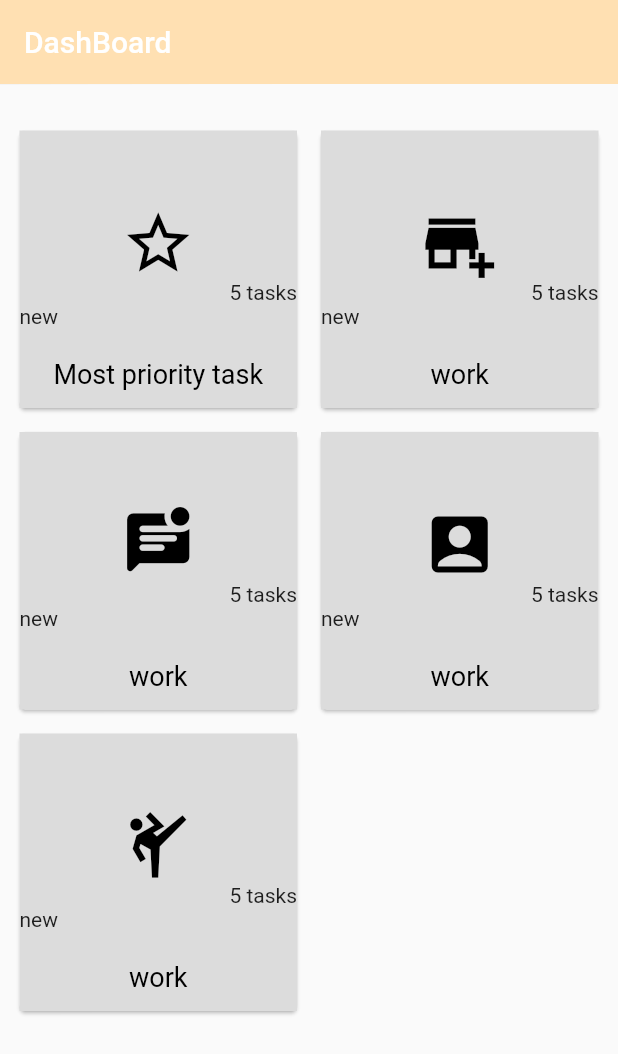
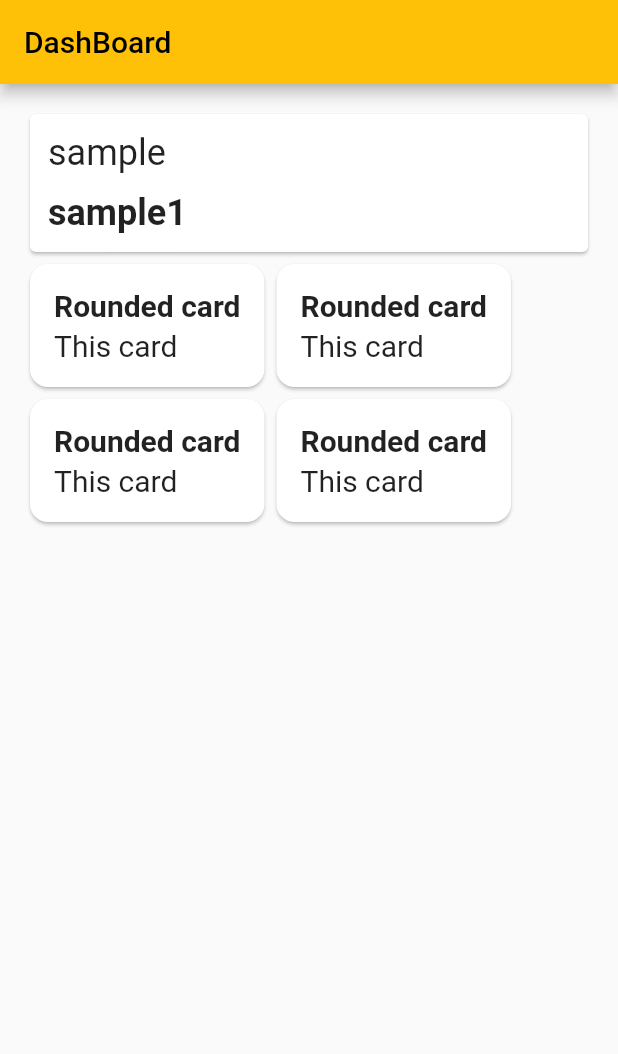
Before and after one commit to lanjAdabA/toDo_dashboard, a Flutter app: the screen it shows after launch, on a phone screen of 412 x 824 dp. Shown: the top 1054 px of the screen. Run offline on Flutter 3.47's test engine with Material 2 defaults, Android fonts, the phone set to English and light mode, and no system bars.

Commit message:
layout ok

```diff
--- /dev/null
+++ b/todoapp/lib/color_filters.dart
@@ -0,0 +1,12 @@
+import 'package:flutter/material.dart';
+
+class ColorFilters {
+  // ignore: unnecessary_const
+  static const greyscale = const ColorFilter.matrix(<double>[
+    /// greyscale filter
+    0.2126, 0.7152, 0.0722, 0, 0,
+    0.2126, 0.7152, 0.0722, 0, 0,
+    0.2126, 0.7152, 0.0722, 0, 0,
+    0, 0, 0, 1, 0
+  ]);
+}
--- a/todoapp/lib/main.dart
+++ b/todoapp/lib/main.dart
@@ -1,99 +1,194 @@
-// ignore_for_file: unnecessary_new, unused_import
+// ignore_for_file: use_key_in_widget_constructors
 
 import 'package:flutter/material.dart';
-
-import 'package:dashboard/dashboard.dart';
 
 void main() => runApp(const MyApp());
 
 class MyApp extends StatelessWidget {
+  static const String title = 'DashBoard';
+
   const MyApp({Key? key}) : super(key: key);
 
-  // This widget is the root of your application.
   @override
-  Widget build(BuildContext context) {
-    return new MaterialApp(
-      title: 'Flutter Demo',
-      theme: new ThemeData(
-        primarySwatch: Colors.blue,
-      ),
-      // home: new Dashboard(title: 'Flutter Demo Home Page'),
-      home: const Dashboard(),
-      debugShowCheckedModeBanner: false,
-    );
-  }
+  Widget build(BuildContext context) => MaterialApp(
+        debugShowCheckedModeBanner: false,
+        title: title,
+        theme: ThemeData(primarySwatch: Colors.amber),
+        home: const MainPage(title: title),
+      );
 }
 
-class Dashboard extends StatefulWidget {
-  const Dashboard({Key? key}) : super(key: key);
+class MainPage extends StatefulWidget {
+  final String title;
+
+  const MainPage({
+    required this.title,
+  });
 
   @override
-  _DashboardState createState() => _DashboardState();
+  _MainPageState createState() => _MainPageState();
 }
 
-class _DashboardState extends State<Dashboard> {
-  get actionsIconTheme => null;
-
+class _MainPageState extends State<MainPage> {
   @override
-  Widget build(BuildContext context) {
-    return Scaffold(
-      appBar: AppBar(
-        title: const Text("DashBoard"),
-        elevation: .1,
-        backgroundColor: Colors.orange[100],
-      ),
-      body: Container(
-        padding: const EdgeInsets.symmetric(vertical: 20.0, horizontal: 2.0),
-        child: GridView.count(
-          crossAxisCount: 2,
-          padding: const EdgeInsets.all(3.0),
-          children: <Widget>[
-            makeDashboardItem("Most priority task", Icons.star_border),
-            makeDashboardItem("work", Icons.add_business),
-            makeDashboardItem("work", Icons.mark_unread_chat_alt_rounded),
-            makeDashboardItem("work", Icons.account_box_rounded),
-            makeDashboardItem("work", Icons.sports_martial_arts_outlined),
+  Widget build(BuildContext context) => Scaffold(
+        appBar: AppBar(
+          title: Text(
+            widget.title,
+          ),
+        ),
+        body: ListView(
+          padding: const EdgeInsets.all(16),
+          children: [
+            buildQuoteCard(),
+            Row(
+              children: [
+                buildRoundedCard(),
+                buildRoundedCard1(),
+              ],
+            ),
+            Row(
+              children: [
+                buildRoundedCard2(),
+                buildRoundedCard3(),
+              ],
+            ),
           ],
         ),
-      ),
-    );
-  }
+      );
 
-  Card makeDashboardItem(String title, IconData icon) {
-    return Card(
-        elevation: 1.0,
-        margin: const EdgeInsets.all(8.0),
+  Widget buildQuoteCard() => Card(
+        child: Padding(
+          padding: const EdgeInsets.all(12),
+          child: Column(
+            crossAxisAlignment: CrossAxisAlignment.start,
+            children: const [
+              Text(
+                'sample',
+                style: TextStyle(fontSize: 24),
+              ),
+              SizedBox(height: 12),
+              Text(
+                'sample1',
+                style: TextStyle(fontSize: 24, fontWeight: FontWeight.bold),
+              ),
+            ],
+          ),
+        ),
+      );
+
+  Widget buildRoundedCard() => Card(
+        shape: RoundedRectangleBorder(
+          borderRadius: BorderRadius.circular(12),
+        ),
         child: Container(
-          decoration:
-              const BoxDecoration(color: Color.fromRGBO(220, 220, 220, 1.0)),
-          child: new InkWell(
-            onTap: () {},
-            child: Column(
-              crossAxisAlignment: CrossAxisAlignment.stretch,
-              mainAxisSize: MainAxisSize.min,
-              verticalDirection: VerticalDirection.down,
-              children: <Widget>[
-                const SizedBox(height: 50),
-                Center(
-                    child: Icon(
-                  icon,
-                  size: 50,
-                  color: Colors.black,
-                )),
-                const Text(
-                  "5 tasks",
-                  textAlign: TextAlign.end,
+          padding: const EdgeInsets.all(16),
+          child: Column(
+            crossAxisAlignment: CrossAxisAlignment.start,
+            children: const [
+              Text(
+                'Rounded card',
+                style: TextStyle(
+                  fontSize: 20,
+                  fontWeight: FontWeight.bold,
                 ),
-                const Text("new"),
-                const SizedBox(height: 20.0),
-                new Center(
-                  child: new Text(title,
-                      style:
-                          const TextStyle(fontSize: 18.0, color: Colors.black)),
-                )
-              ],
-            ),
+              ),
+              SizedBox(
+                height: 4,
+                width: 50,
+              ),
+              Text(
+                'This card',
+                style: TextStyle(fontSize: 20),
+              ),
+            ],
           ),
-        ));
-  }
+        ),
+      );
+
+  Widget buildRoundedCard1() => Card(
+        shape: RoundedRectangleBorder(
+          borderRadius: BorderRadius.circular(12),
+        ),
+        child: Container(
+          padding: const EdgeInsets.all(16),
+          child: Column(
+            crossAxisAlignment: CrossAxisAlignment.start,
+            children: const [
+              Text(
+                'Rounded card',
+                style: TextStyle(
+                  fontSize: 20,
+                  fontWeight: FontWeight.bold,
+                ),
+              ),
+              SizedBox(
+                height: 4,
+                width: 50,
+              ),
+              Text(
+                'This card',
+                style: TextStyle(fontSize: 20),
+              ),
+            ],
+          ),
+        ),
+      );
+  Widget buildRoundedCard2() => Card(
+        shape: RoundedRectangleBorder(
+          borderRadius: BorderRadius.circular(12),
+        ),
+        child: Container(
+          padding: const EdgeInsets.all(16),
+          child: Column(
+            crossAxisAlignment: CrossAxisAlignment.start,
+            children: const [
+              Text(
+                'Rounded card',
+                style: TextStyle(
+                  fontSize: 20,
+                  fontWeight: FontWeight.bold,
+                ),
+              ),
+              SizedBox(
+                height: 4,
+                width: 50,
+              ),
+              Text(
+                'This card',
+                style: TextStyle(fontSize: 20),
+              ),
+            ],
+          ),
+        ),
+      );
+
+  Widget buildRoundedCard3() => Card(
+        shape: RoundedRectangleBorder(
+          borderRadius: BorderRadius.circular(12),
+        ),
+        child: Container(
+          padding: const EdgeInsets.all(16),
+          child: Column(
+            crossAxisAlignment: CrossAxisAlignment.start,
+            children: const [
+              Text(
+                'Rounded card',
+                style: TextStyle(
+                  fontSize: 20,
+                  fontWeight: FontWeight.bold,
+                ),
+              ),
+              SizedBox(
+                height: 4,
+                width: 50,
+              ),
+              Text(
+                'This card',
+                style: TextStyle(fontSize: 20),
+              ),
+            ],
+          ),
+        ),
+      );
 }
```
